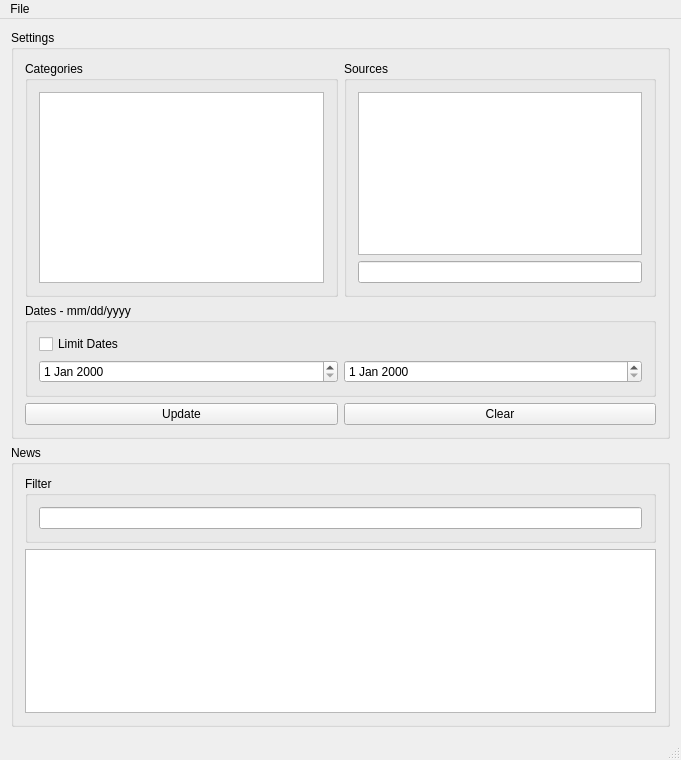
First picture: the form in NewsGUI/mainwindow.ui, repository bitamins/cs411-T4, before the edit.
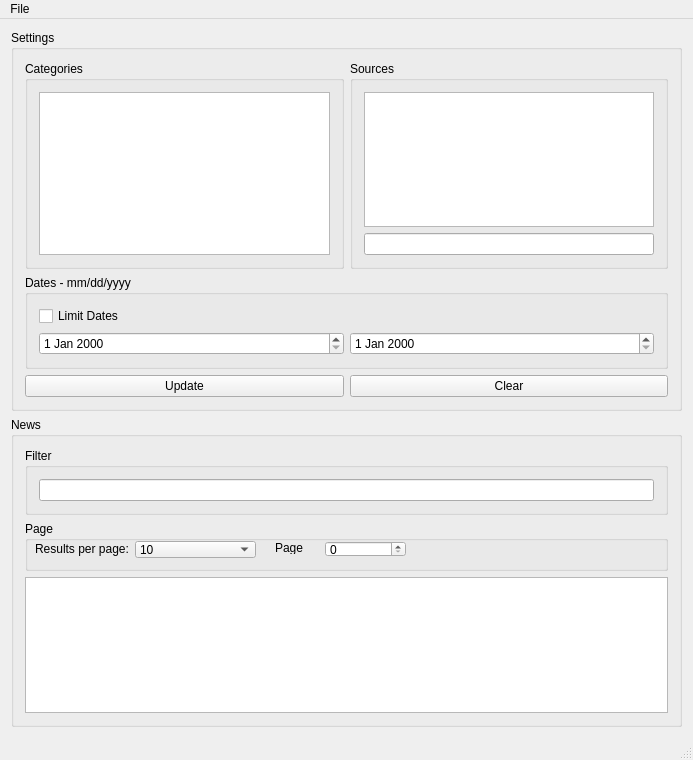
Second picture: the form after the edit.

Commit message: Started working on page system

The edit to the form file:
```diff
--- a/NewsGUI/mainwindow.ui
+++ b/NewsGUI/mainwindow.ui
@@ -21,10 +21,10 @@
        <string>News</string>
       </property>
       <layout class="QGridLayout" name="gridLayout_6">
-       <item row="1" column="0">
+       <item row="4" column="0">
         <widget class="QListWidget" name="newsListWidget"/>
        </item>
-       <item row="0" column="0">
+       <item row="1" column="0">
         <widget class="QGroupBox" name="filterGroupBox">
          <property name="title">
           <string>Filter</string>
@@ -36,6 +36,85 @@
          </layout>
         </widget>
        </item>
+       <item row="3" column="0">
+        <widget class="QGroupBox" name="groupBox">
+         <property name="minimumSize">
+          <size>
+           <width>643</width>
+           <height>50</height>
+          </size>
+         </property>
+         <property name="title">
+          <string>Page</string>
+         </property>
+         <widget class="QComboBox" name="rppComboBox">
+          <property name="geometry">
+           <rect>
+            <x>110</x>
+            <y>20</y>
+            <width>121</width>
+            <height>17</height>
+           </rect>
+          </property>
+          <item>
+           <property name="text">
+            <string>10</string>
+           </property>
+          </item>
+          <item>
+           <property name="text">
+            <string>25</string>
+           </property>
+          </item>
+          <item>
+           <property name="text">
+            <string>50</string>
+           </property>
+          </item>
+          <item>
+           <property name="text">
+            <string>100</string>
+           </property>
+          </item>
+         </widget>
+         <widget class="QLabel" name="resultPP">
+          <property name="geometry">
+           <rect>
+            <x>10</x>
+            <y>20</y>
+            <width>101</width>
+            <height>16</height>
+           </rect>
+          </property>
+          <property name="text">
+           <string>Results per page:</string>
+          </property>
+         </widget>
+         <widget class="QSpinBox" name="pageSelector">
+          <property name="geometry">
+           <rect>
+            <x>300</x>
+            <y>20</y>
+            <width>81</width>
+            <height>16</height>
+           </rect>
+          </property>
+         </widget>
+         <widget class="QLabel" name="pageLabel">
+          <property name="geometry">
+           <rect>
+            <x>250</x>
+            <y>20</y>
+            <width>47</width>
+            <height>13</height>
+           </rect>
+          </property>
+          <property name="text">
+           <string>Page</string>
+          </property>
+         </widget>
+        </widget>
+       </item>
       </layout>
      </widget>
     </item>
```
The commit also changes 7 other files.
